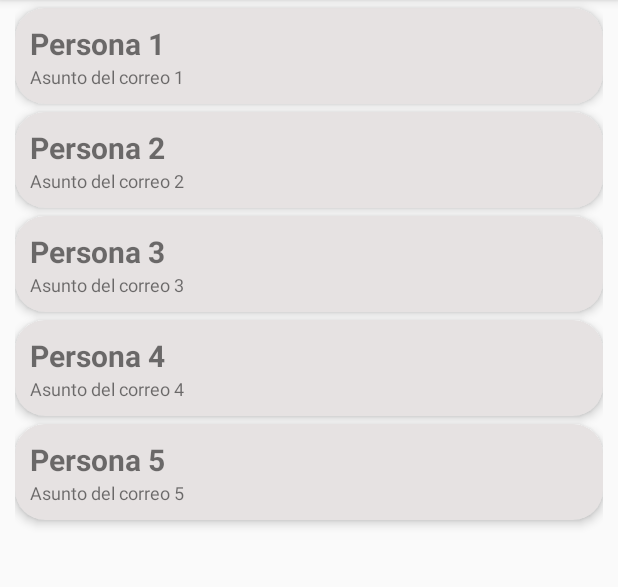
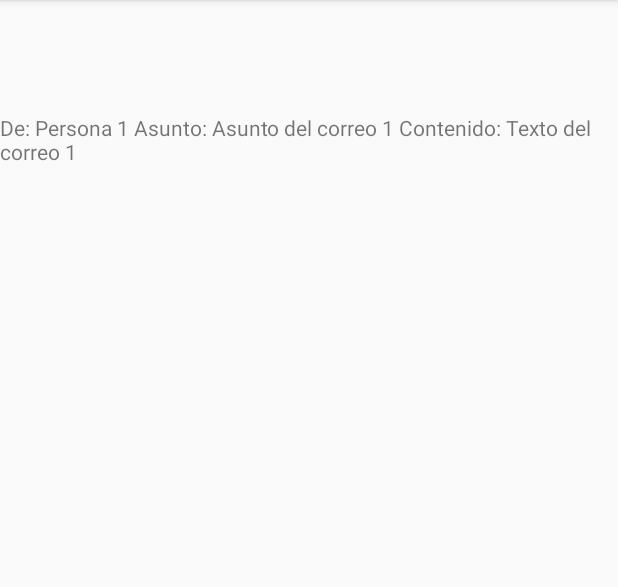
Before and after one commit to WCNosliwsys/Mi_Super_Proyecto2_Fragmentos, an Android app: the ListaCorreo screen opened directly, with no data from a screen before it, after a tap on "Persona 1", on a phone screen of 412 x 824 dp, the part 84-671 px from its top. Run offline under Robolectric (Android 15) with nearby library versions, the phone set to English and light mode, and no system bars.

Commit message:
Recibiendo parametros del adaptador

```diff
--- a/app/src/main/java/com/ditec/mi_super_proyecto2_fragmentos/AdapterCorreo.java
+++ b/app/src/main/java/com/ditec/mi_super_proyecto2_fragmentos/AdapterCorreo.java
@@ -17,11 +17,13 @@ public class AdapterCorreo  extends RecyclerView.Adapter<AdapterCorreo.ViewHolde
         inflador = (LayoutInflater) context
                 .getSystemService(Context.LAYOUT_INFLATER_SERVICE);
     }
+
     @Override
     public ViewHolder onCreateViewHolder(ViewGroup parent, int viewType) {
         View v = inflador.inflate(R.layout.list_item_correo, parent, false);
         return new ViewHolder(v);
     }
+
     @Override
     public void onBindViewHolder(ViewHolder holder, final int i) {
         holder.titulo.setText(datos[i].getDe());
@@ -33,7 +35,7 @@ public class AdapterCorreo  extends RecyclerView.Adapter<AdapterCorreo.ViewHolde
                 intent.putExtra("texto",datos[i].getTexto());
                 intent.putExtra("de",datos[i].getDe());
                 intent.putExtra("asunto",datos[i].getAsunto());
-//micontext.startActivity(intent);
+                micontext.startActivity(intent);
             }
         });
     }
--- a/app/src/main/java/com/ditec/mi_super_proyecto2_fragmentos/DetalleCorreo.java
+++ b/app/src/main/java/com/ditec/mi_super_proyecto2_fragmentos/DetalleCorreo.java
@@ -3,12 +3,18 @@ package com.ditec.mi_super_proyecto2_fragmentos;
 import androidx.appcompat.app.AppCompatActivity;
 
 import android.os.Bundle;
+import android.widget.TextView;
 
 public class DetalleCorreo extends AppCompatActivity {
 
+    TextView txtdetalle;
     @Override
     protected void onCreate(Bundle savedInstanceState) {
         super.onCreate(savedInstanceState);
         setContentView(R.layout.activity_detalle_correo);
+        txtdetalle=findViewById(R.id.TxtDetalle);
+        txtdetalle.setText("De: "+ getIntent().getExtras().getString("de")+
+                " Asunto: "+ getIntent().getExtras().getString("asunto")+
+                " Contenido: "+ getIntent().getExtras().getString("texto"));
     }
 }
--- a/app/src/main/java/com/ditec/mi_super_proyecto2_fragmentos/ListaCorreo.java
+++ b/app/src/main/java/com/ditec/mi_super_proyecto2_fragmentos/ListaCorreo.java
@@ -19,7 +19,7 @@ public class ListaCorreo extends AppCompatActivity {
                 new Correo[]{
                         new Correo("Persona 1", "Asunto del correo 1", "Texto del correo 1"),
                         new Correo("Persona 2", "Asunto del correo 2", "Texto del correo 2"),
-                        new Correo("Persona 3", "Asunto del correo 3", "Texto del correo 3"),
+                        new Correo("nosliwsys@gmail.com", "Fragmentos", "Fragmento dinamico"),
                         new Correo("Persona 4", "Asunto del correo 4", "Texto del correo 4"),
                         new Correo("Persona 5", "Asunto del correo 5", "Texto del correo 5")};
         adaptador = new AdapterCorreo(this,
--- a/app/src/main/res/layout/activity_detalle_correo.xml
+++ b/app/src/main/res/layout/activity_detalle_correo.xml
@@ -6,4 +6,15 @@
     android:layout_height="match_parent"
     tools:context=".DetalleCorreo">
 
+    <TextView
+        android:id="@+id/TxtDetalle"
+        android:layout_width="wrap_content"
+        android:layout_height="wrap_content"
+        android:text="TextView"
+        app:layout_constraintBottom_toBottomOf="parent"
+        app:layout_constraintEnd_toEndOf="parent"
+        app:layout_constraintHorizontal_bias="0.498"
+        app:layout_constraintStart_toStartOf="parent"
+        app:layout_constraintTop_toTopOf="parent"
+        app:layout_constraintVertical_bias="0.103" />
 </androidx.constraintlayout.widget.ConstraintLayout>
```
